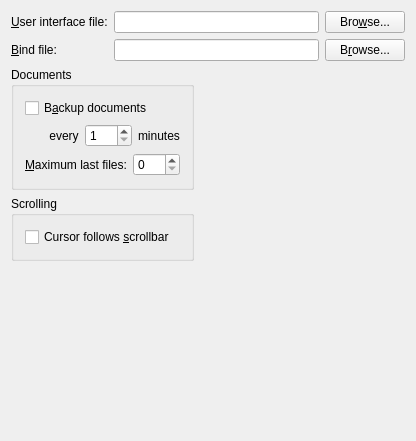
Old version of the form src/frontends/qt4/ui/QPrefUi.ui in the repository cburschka/lyx.
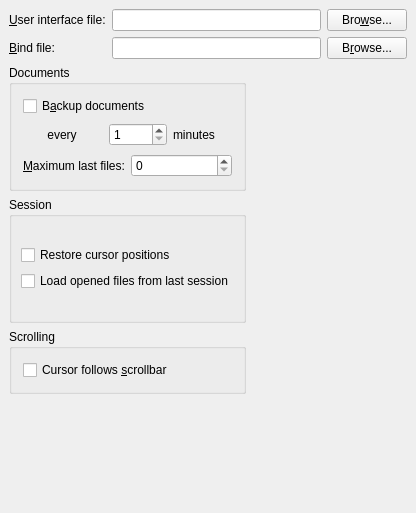
New version of the form.

Commit message: Add lyxrc.use_lastfilepos and load_session to the qt4 preference dialog. 	* src/frontends/qt4/QPrefsDialog.C, connect checkboxes to lyxrc 	* src/frontends/qt4/ui/QPrefUi.ui, add two checkboxes.

Diff of the .ui file:
```diff
--- a/src/frontends/qt4/ui/QPrefUi.ui
+++ b/src/frontends/qt4/ui/QPrefUi.ui
@@ -9,7 +9,7 @@
     <x>0</x>
     <y>0</y>
     <width>416</width>
-    <height>441</height>
+    <height>513</height>
    </rect>
   </property>
   <property name="sizePolicy" >
@@ -23,80 +23,75 @@
   <property name="windowTitle" >
    <string/>
   </property>
-  <layout class="QVBoxLayout" >
+  <layout class="QGridLayout" >
    <property name="margin" >
-    <number>11</number>
+    <number>9</number>
    </property>
    <property name="spacing" >
     <number>6</number>
    </property>
-   <item>
+   <item row="2" column="0" >
+    <widget class="QGroupBox" name="sessionGB" >
+     <property name="title" >
+      <string>Session</string>
+     </property>
     <layout class="QGridLayout" >
      <property name="margin" >
-      <number>0</number>
+       <number>9</number>
      </property>
      <property name="spacing" >
       <number>6</number>
      </property>
-     <item row="1" column="2" >
-      <widget class="QPushButton" name="bindFilePB" >
-       <property name="text" >
-        <string>B&amp;rowse...</string>
-       </property>
-      </widget>
-     </item>
      <item row="0" column="0" >
-      <widget class="QLabel" name="uiFileLA" >
+       <layout class="QVBoxLayout" >
+        <property name="margin" >
+         <number>0</number>
+        </property>
+        <property name="spacing" >
+         <number>6</number>
+        </property>
+        <item>
+         <widget class="QCheckBox" name="restoreCursorCB" >
        <property name="text" >
-        <string>&amp;User interface file:</string>
-       </property>
-       <property name="buddy" >
-        <cstring>uiFileED</cstring>
-       </property>
+           <string>Restore cursor positions</string>
+          </property>
+         </widget>
+        </item>
+        <item>
+         <widget class="QCheckBox" name="loadSessionCB" >
+          <property name="text" >
+           <string>Load opened files from last session</string>
+          </property>
+         </widget>
+        </item>
+       </layout>
+      </item>
+     </layout>
+    </widget>
+   </item>
+   <item row="3" column="0" >
+    <widget class="QGroupBox" name="scrollGB" >
+     <property name="title" >
+      <string>Scrolling</string>
+     </property>
+     <layout class="QVBoxLayout" >
+      <property name="margin" >
+       <number>11</number>
+      </property>
+      <property name="spacing" >
+       <number>6</number>
+      </property>
+      <item>
+       <widget class="QCheckBox" name="cursorFollowsCB" >
+        <property name="text" >
+         <string>Cursor follows &amp;scrollbar</string>
+        </property>
+       </widget>
+      </item>
+     </layout>
       </widget>
      </item>
      <item row="1" column="0" >
-      <widget class="QLabel" name="bindFileLA" >
-       <property name="text" >
-        <string>&amp;Bind file:</string>
-       </property>
-       <property name="buddy" >
-        <cstring>bindFileED</cstring>
-       </property>
-      </widget>
-     </item>
-     <item row="0" column="1" >
-      <widget class="QLineEdit" name="uiFileED" />
-     </item>
-     <item row="0" column="2" >
-      <widget class="QPushButton" name="uiFilePB" >
-       <property name="text" >
-        <string>Bro&amp;wse...</string>
-       </property>
-      </widget>
-     </item>
-     <item row="1" column="1" >
-      <widget class="QLineEdit" name="bindFileED" />
-     </item>
-    </layout>
-   </item>
-   <item>
-    <layout class="QHBoxLayout" >
-     <property name="margin" >
-      <number>0</number>
-     </property>
-     <property name="spacing" >
-      <number>6</number>
-     </property>
-     <item>
-      <layout class="QVBoxLayout" >
-       <property name="margin" >
-        <number>0</number>
-       </property>
-       <property name="spacing" >
-        <number>6</number>
-       </property>
-       <item>
         <widget class="QGroupBox" name="documentsGB" >
          <property name="title" >
           <string>Documents</string>
@@ -198,31 +193,7 @@
          </layout>
         </widget>
        </item>
-       <item>
-        <widget class="QGroupBox" name="scrollGB" >
-         <property name="title" >
-          <string>Scrolling</string>
-         </property>
-         <layout class="QVBoxLayout" >
-          <property name="margin" >
-           <number>11</number>
-          </property>
-          <property name="spacing" >
-           <number>6</number>
-          </property>
-          <item>
-           <widget class="QCheckBox" name="cursorFollowsCB" >
-            <property name="text" >
-             <string>Cursor follows &amp;scrollbar</string>
-            </property>
-           </widget>
-          </item>
-         </layout>
-        </widget>
-       </item>
-      </layout>
-     </item>
-     <item>
+   <item rowspan="2" row="1" column="1" >
       <spacer>
        <property name="orientation" >
         <enum>Qt::Horizontal</enum>
@@ -232,15 +203,13 @@
        </property>
        <property name="sizeHint" >
         <size>
-         <width>20</width>
-         <height>20</height>
+       <width>51</width>
+       <height>258</height>
         </size>
        </property>
       </spacer>
      </item>
-    </layout>
-   </item>
-   <item>
+   <item row="4" column="0" colspan="2" >
     <spacer>
      <property name="orientation" >
       <enum>Qt::Vertical</enum>
@@ -250,12 +219,62 @@
      </property>
      <property name="sizeHint" >
       <size>
-       <width>20</width>
-       <height>20</height>
+       <width>394</width>
+       <height>21</height>
       </size>
      </property>
     </spacer>
    </item>
+   <item row="0" column="0" colspan="2" >
+    <layout class="QGridLayout" >
+     <property name="margin" >
+      <number>0</number>
+     </property>
+     <property name="spacing" >
+      <number>6</number>
+     </property>
+     <item row="1" column="2" >
+      <widget class="QPushButton" name="bindFilePB" >
+       <property name="text" >
+        <string>B&amp;rowse...</string>
+       </property>
+      </widget>
+     </item>
+     <item row="0" column="0" >
+      <widget class="QLabel" name="uiFileLA" >
+       <property name="text" >
+        <string>&amp;User interface file:</string>
+       </property>
+       <property name="buddy" >
+        <cstring>uiFileED</cstring>
+       </property>
+      </widget>
+     </item>
+     <item row="1" column="0" >
+      <widget class="QLabel" name="bindFileLA" >
+       <property name="text" >
+        <string>&amp;Bind file:</string>
+       </property>
+       <property name="buddy" >
+        <cstring>bindFileED</cstring>
+       </property>
+      </widget>
+     </item>
+     <item row="0" column="1" >
+      <widget class="QLineEdit" name="uiFileED" />
+     </item>
+     <item row="0" column="2" >
+      <widget class="QPushButton" name="uiFilePB" >
+       <property name="text" >
+        <string>Bro&amp;wse...</string>
+       </property>
+      </widget>
+     </item>
+     <item row="1" column="1" >
+      <widget class="QLineEdit" name="bindFileED" />
+     </item>
+    </layout>
+   </item>
   </layout>
  </widget>
  <pixmapfunction>qPixmapFromMimeSource</pixmapfunction>
```
Lines whose indentation alone changed are shown as unchanged. The commit also changes 1 other file.
